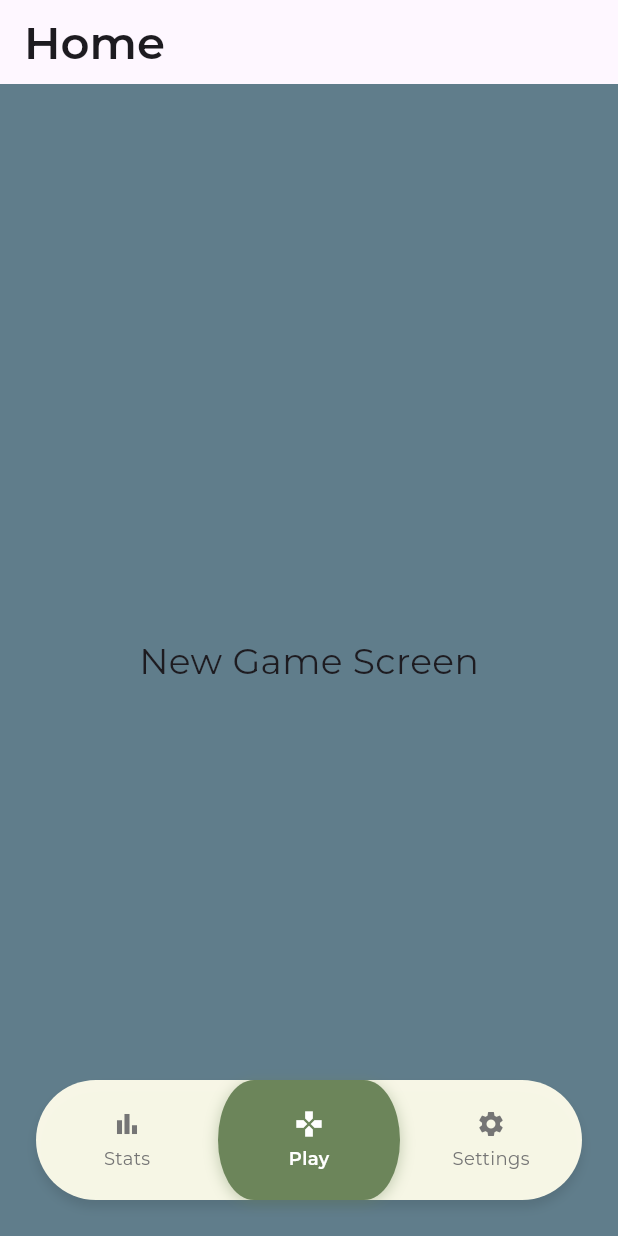
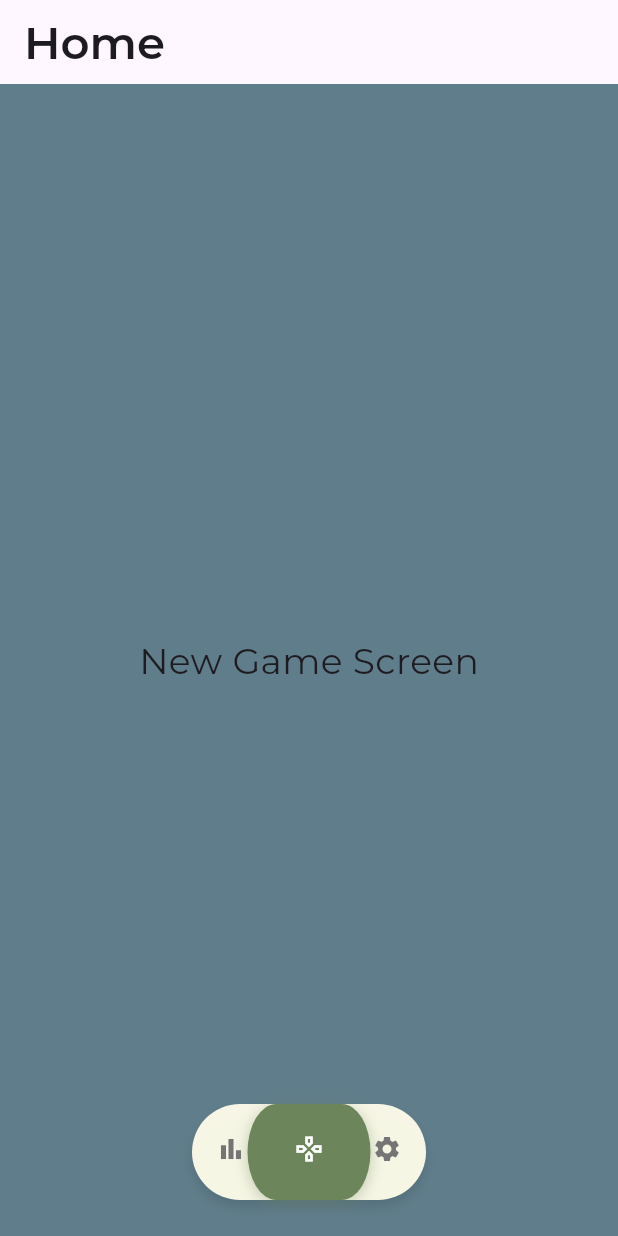
Before and after one commit to FrederikKlein/Dartly, a Flutter app: the screen it shows after launch, on a phone screen of 412 x 824 dp. Run offline on Flutter 3.47's test engine with Material 3 defaults, Android fonts, the phone set to English and light mode, and no system bars; our stand-ins replace figma_squircle, google_fonts.

Commit message:
Focussed NavBar

```diff
--- a/lib/screens/home_screen.dart
+++ b/lib/screens/home_screen.dart
@@ -64,8 +64,8 @@ class _HomeScreenState extends State<HomeScreen> {
           // Floating navbar positioned at bottom
           Positioned(
             bottom: AppConstants.defaultPadding,
-            left: AppConstants.largePadding,
-            right: AppConstants.largePadding,
+            left: AppConstants.navBarPadding,
+            right: AppConstants.navBarPadding,
             child: _buildFloatingNavBar(),
           ),
         ],
@@ -163,22 +163,28 @@ class _HomeScreenState extends State<HomeScreen> {
 
 // Helper method to calculate the position of the sliding indicator
   double _getSelectedPosition() {
-    double itemWidth = _getItemWidth(context);
+    double totalWidth = _getTotalWidth(context);
     switch (_selectedScreen) {
       case AppScreen.stats:
         return 0; // First item
       case AppScreen.home:
-        return itemWidth ; // Second item
+        return totalWidth/4 ; // Second item
       case AppScreen.settings:
-        return itemWidth * 2 ; // Third item
+        return totalWidth/4 * 3 ; // Third item
     }
   }
 
+  double _getTotalWidth(BuildContext context){
+    return MediaQuery.of(context).size.width - 2*AppConstants.navBarPadding - AppConstants.smallPadding; // screen margins + container padding
+  }
 // Helper method to calculate item width
   double _getItemWidth(BuildContext context) {
     // Account for container padding and margins
-    double totalWidth = MediaQuery.of(context).size.width - 2*AppConstants.largePadding - 0; // screen margins + container padding
-    return totalWidth / 3; // divided by number of items
+    double totalWidth = _getTotalWidth(context);
+    if(_selectedScreen==AppScreen.home){
+      return totalWidth/2 + AppConstants.smallPadding;
+    }
+    return totalWidth / 4 + AppConstants.smallPadding; // divided by number of items
   }
 
   double _getInterpolationForValue(double x) {
@@ -192,7 +198,7 @@ class _HomeScreenState extends State<HomeScreen> {
       case AppScreen.stats:
         return Icons.bar_chart;
       case AppScreen.home:
-        return Icons.games;
+        return Icons.games_outlined;
       case AppScreen.settings:
         return Icons.settings;
     }
@@ -223,9 +229,10 @@ class _HomeScreenState extends State<HomeScreen> {
           Icon(
             icon,
             color: isSelected ? Colors.white : Colors.grey.shade600,
-            size: 20,
+            size: AppConstants.iconSize,
           ),
           const SizedBox(height: 4),
+          Visibility(visible: false,child:
             Text(
               label,
               style: TextStyle(
@@ -234,6 +241,7 @@ class _HomeScreenState extends State<HomeScreen> {
                 fontWeight: isSelected ? FontWeight.w600 : FontWeight.normal,
               ),
             ),
+          ),
         ],
       ),
     );
--- a/lib/utils/constants.dart
+++ b/lib/utils/constants.dart
@@ -13,9 +13,11 @@ class AppConstants {
   static const double smallPadding = 8.0;
   static const double tinyPadding = 2.0;
   static const double largePadding = 24.0;
+  static const double navBarPadding = 128;
   static const double edgesFullRounding = 48;
-  static const double navBarHeight = 80;
+  static const double navBarHeight = 64;
 
+  static const double iconSize = 20;
   // Colors (you can customize these)
   static const Color vintageGreen = Color(0xFF304D29); // Highlight color
   static const Color vintageGreenLight = Color(0xFF6C855A); // lighter shade of Highlight color
```
Lines whose indentation alone changed are shown as unchanged.
